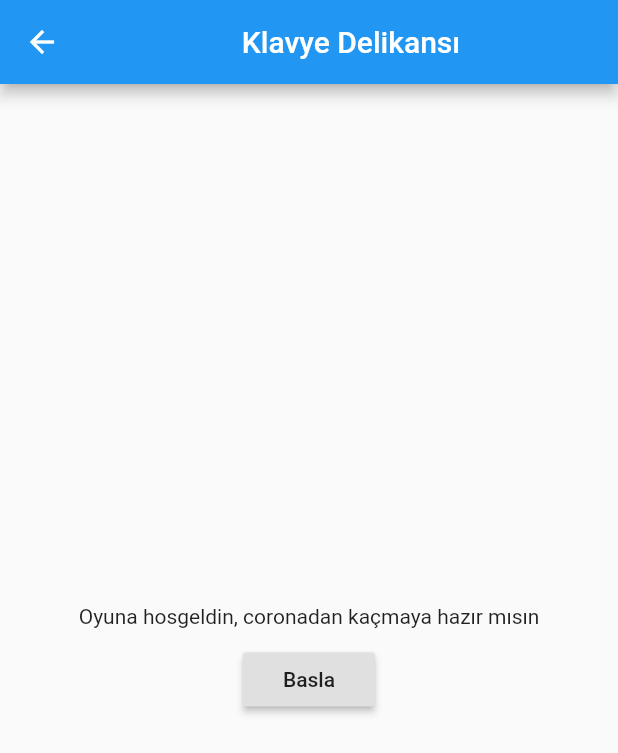
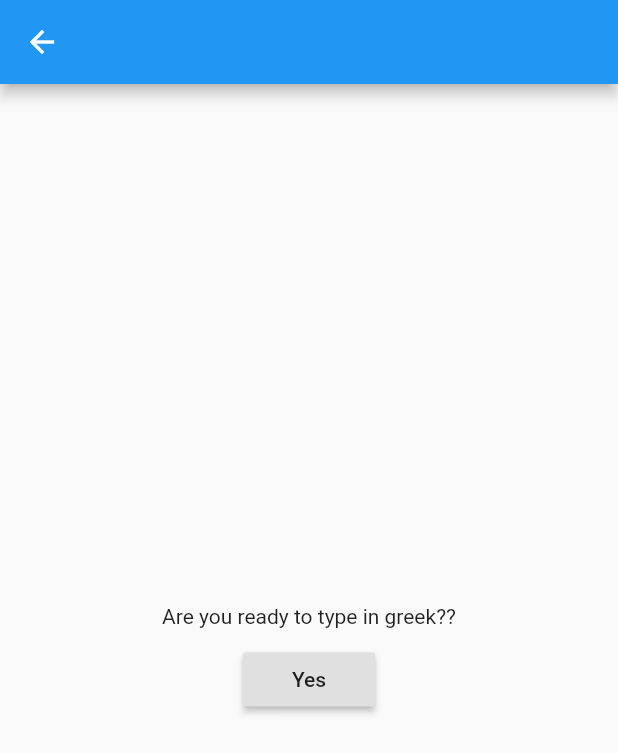
Before and after one commit to andrewschmidt-a/greek-flashcards, a Flutter app: the TypingGame screen opened directly with empty values, on a phone screen of 412 x 824 dp. Shown: the top 753 px of the screen. Run offline on Flutter 3.47's test engine with Material 2 defaults, Android fonts, the phone set to English and light mode, and no system bars; our stand-ins replace flip_card, flutter_markdown, flutter_secure_storage, marquee; missing offline and left inert: auth0_flutter_web, flutter_appauth; accounts and stored records are empty; network calls fail.

Commit message:
added typing game (:

```diff
--- a/lib/typingGame.dart
+++ b/lib/typingGame.dart
@@ -1,6 +1,9 @@
 import 'package:flutter/material.dart';
 import 'package:marquee/marquee.dart';
+import 'package:study_app/services/lambdaCaller.dart';
 import 'dart:async';
+
+import 'models/vocab.dart';
 
 class TypingGame extends StatefulWidget {
   TypingGame(this.title, this.path);
@@ -12,6 +15,17 @@ class TypingGame extends StatefulWidget {
     return _TypingGameState(this.title, this.path);
   }
 }
+class TypingChar{
+  late String character;
+  late bool red;
+  late bool finished;
+
+  TypingChar(character){
+    this.character = character;
+    this.red = false;
+    this.finished = false;
+  }
+}
 
 
 class _TypingGameState extends State<TypingGame> {
@@ -20,12 +34,15 @@ class _TypingGameState extends State<TypingGame> {
 
   late String title;
   late String path;
-  int typedCharLength = 0;
-  String lorem = '                                  Lorem ipsum dolor sit amet, consectetur adipiscing elit. Etiam hendrerit ullamcorper pulvinar. Nullam dolor eros, ultrices sed sapien ac, vestibulum tristique neque. Quisque commodo sollicitudin arcu. Vestibulum tempor, tortor ut tempor facilisis, justo augue feugiat sapien, sit amet mattis magna magna ut dui. Aliquam eu felis id felis vehicula porttitor vitae at sem. Vivamus interdum neque nisi, sed placerat ex egestas vel. Curabitur aliquet tincidunt vehicula. Morbi interdum placerat tortor, sed ullamcorper quam varius in.'
-    .toLowerCase()
-    .replaceAll(',','')
-    .replaceAll('.','');
-    var shownWidget;
+  late List<Vocab> vocabList;
+  late LambdaCaller lambdaCaller;
+  bool loaded = false;
+  get accuracy{
+    return (((this.lorem.length-this.lorem.where((element) => element.red).length) / this.lorem.length * 10000).floor()/100).toString() + '%';
+  }
+  List<TypingChar> lorem = [];
+  var shownWidget;
+  String text = "";
 
   int step = 0;
   int lastTypeAt = new DateTime.now().millisecondsSinceEpoch;
@@ -35,19 +52,22 @@ class _TypingGameState extends State<TypingGame> {
   }
   void onType(String value) {
     updateLastTypeAt();
-    String trimedValue = lorem.trimLeft();
+    int indexFirst = this.lorem.indexWhere((element) => element.finished == false);
     setState(() {
-      if(trimedValue.indexOf(value) != 0) {
-        step =2;
+      if(value.endsWith(lorem[indexFirst].character)) {
+        this.lorem[indexFirst].finished=true;
       } else {
-        typedCharLength = value.length;
+        this.lorem[indexFirst].red=true;
+        this.text = this.text.substring(0, this.text.length-1);
+        if(this.lorem.length-1 == indexFirst){
+          step++;
+        }
       }
      });
   }
 
   void resetGame() {
     setState(() {
-      typedCharLength = 0;
       step = 0;
     });
 
@@ -63,8 +83,8 @@ class _TypingGameState extends State<TypingGame> {
       setState(() {
         // Game Over
         if (step == 1 && now - lastTypeAt > 4000) {
-          timer.cancel();
-          step++;
+          // timer.cancel();
+          // step++;
         }
         if(step != 1){
           timer.cancel();
@@ -72,59 +92,71 @@ class _TypingGameState extends State<TypingGame> {
       });
     });
   }
+  loadVocab() async {
+    List<Vocab> vocab = await lambdaCaller.getFlashCardList(path);
+    setState(() {
+      vocabList = vocab;
+      loaded = true;
+      this.vocabList.map((v) => v.greek).toList().forEach((element) {
+        lorem.addAll(element.runes.map((rune) => TypingChar(new String.fromCharCode(rune))));
+        lorem.add(TypingChar(" "));
+      });
+      lorem.removeLast();
+    });
+  }
 
 
   @override
   Widget build(BuildContext context) {
+    lambdaCaller = LambdaCaller(context);
+    if(this.loaded == false){
+      loadVocab();
+    }
+    var txt = TextEditingController(text: text);
+
     if(step == 0)
       shownWidget = <Widget>[
-        Text('Oyuna hosgeldin, coronadan kaçmaya hazır mısın'),
+        Text('Are you ready to type in greek??'),
         Container(
           padding: const EdgeInsets.only(top: 10),
           child: RaisedButton(
-            child: Text('Basla'),
+            child: Text('Yes'),
             onPressed: onStartClick,
           ),
         ),
       ];
     else if (step == 1)
      shownWidget = <Widget>[
-       Text('$typedCharLength'),
+       Text('$accuracy'),
             Container(
               margin: EdgeInsets.only(left: 0),
-              height: 40,
-              child:  Marquee(
-                text: lorem,
-                style: TextStyle(fontSize: 24, letterSpacing: 2),
-                scrollAxis: Axis.horizontal,
-                crossAxisAlignment: CrossAxisAlignment.start,
-                blankSpace: 20.0,
-                velocity: 125,
-                startPadding: 0,
-                accelerationDuration: Duration(seconds: 20),
-                accelerationCurve: Curves.ease,
-                decelerationDuration: Duration(milliseconds: 500),
-                decelerationCurve: Curves.easeOut,
+              height: 72,
+              child:  RichText(
+                text: TextSpan(
+                  style: TextStyle(fontSize: 48),
+                  children: lorem.where((element) => !element.finished).map((t) => TextSpan(text: t.character, style: TextStyle(color: (t.red)?Colors.red:Colors.black))).toList(),
+                ),
               ),
           ),
           Padding(
             padding: const EdgeInsets.only(left:16, right: 16, top: 32),
             child: TextField(
+              controller: txt,
               onChanged: onType,
               autofocus: true,
               decoration: InputDecoration(
                 border: OutlineInputBorder(),
-                labelText: 'Yaz Bakalım',
+                labelText: 'Type here',
               ),
             ),
           )
          ];
       else
         shownWidget = <Widget>[
-          Text('Coronadan kacamadım, skorun: $typedCharLength'),
+          Text('Well done you got $accuracy correct.'),
           RaisedButton(
             child:
-            Text('Yeniden dene!'),
+            Text('Restart'),
             onPressed: resetGame,
             )
         ];
@@ -132,7 +164,7 @@ class _TypingGameState extends State<TypingGame> {
 
     return Scaffold(
       appBar: AppBar(
-        title: Center(child: Text('Klavye Delikansı')),
+        title: Center(child: Text(this.title)),
       ),
       body: Center(
         child: Column(
```
